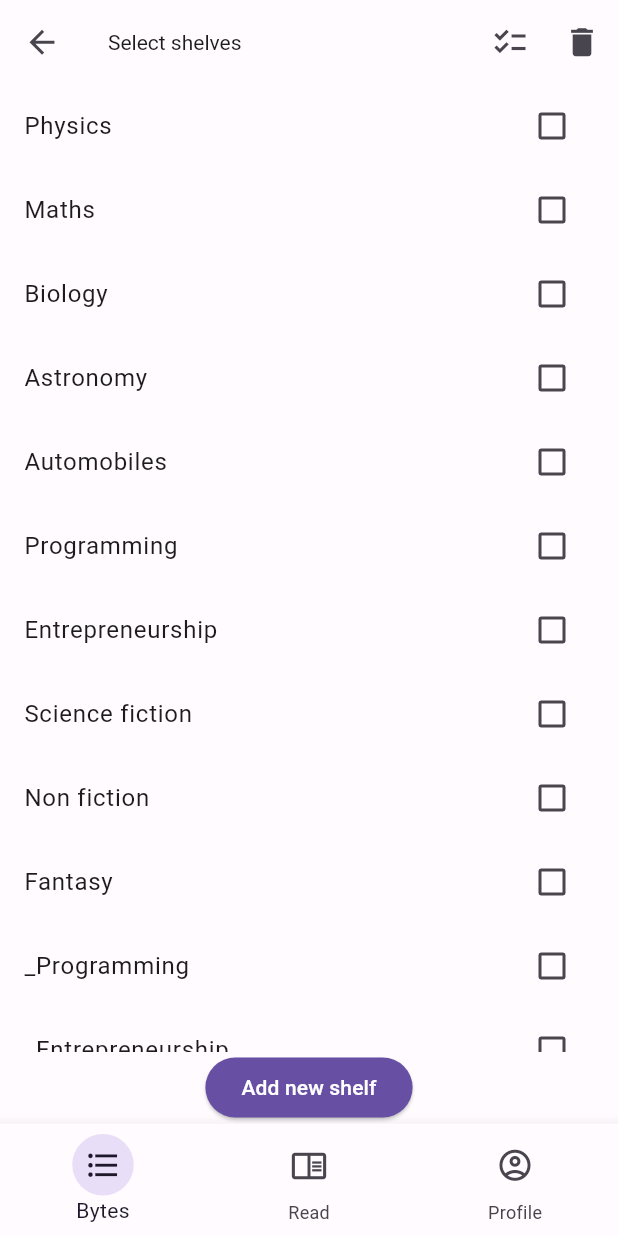
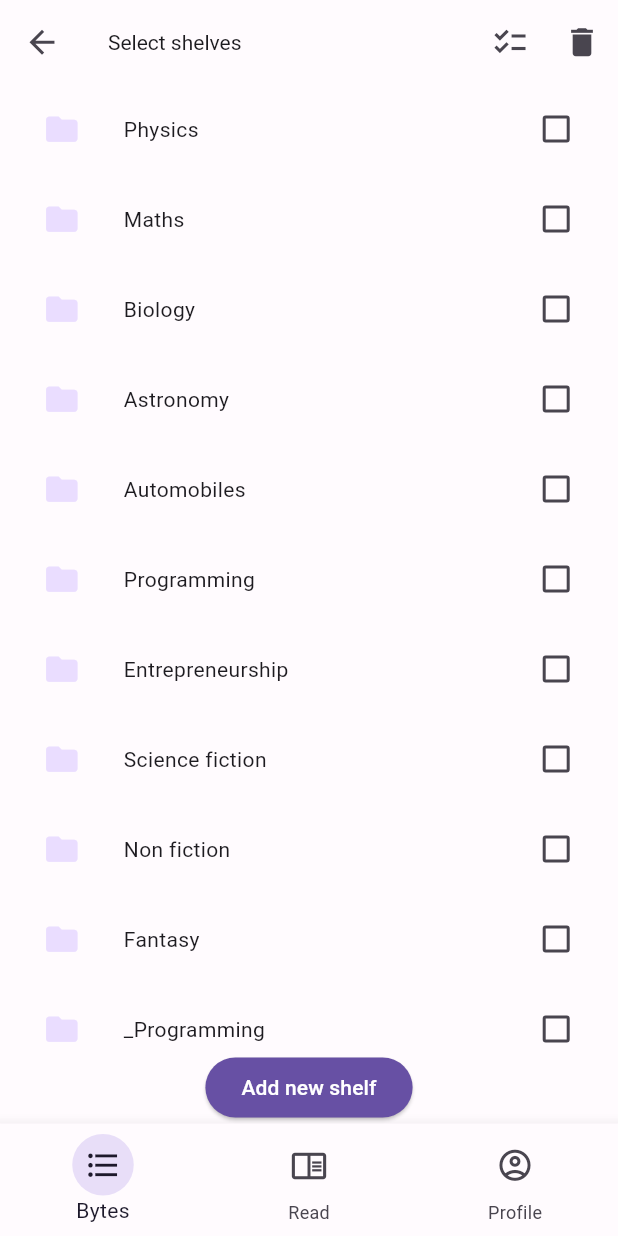
Before and after one commit to elonrameshmusk/book_bytes, a Flutter app: the screen it shows after launch, after a tap on the "check box" icon, on a phone screen of 412 x 824 dp. Run offline on Flutter 3.47's test engine with Material 2 defaults, Android fonts, the phone set to English and light mode, and no system bars; network calls fail.

Commit message:
checkbox  functionalilty

```diff
--- a/lib/views/components/shelves_widget.dart
+++ b/lib/views/components/shelves_widget.dart
@@ -44,6 +44,28 @@ class _ShelvesWidgetState extends State<ShelvesWidget> {
   void dispose() {
     _dialogTextFieldController.dispose();
     super.dispose();
+  }
+
+
+
+  Widget variableWidget(int index) {
+    if (item_select_mode) {
+      return Checkbox(
+          checkColor: Colors.white,
+          activeColor: colors['primary'],
+          value: _shelves.values.elementAt(index),
+          onChanged: (bool? value) {
+            setState(() {
+              _shelves[_shelves.keys.elementAt(index)] =
+                  !_shelves.values.elementAt(index);
+            });
+          });
+    } else {
+      return Icon(
+        Icons.more_vert,
+        color: colors['outline'],
+      );
+    }
   }
 
   @override
@@ -101,26 +123,12 @@ class _ShelvesWidgetState extends State<ShelvesWidget> {
                 child: ListView.builder(
                     itemCount: 15,
                     itemBuilder: (BuildContext context, int index) {
-                      if (item_select_mode) {
-                        return CheckboxListTile(
-                          title: Text(_shelves.keys.elementAt(index)),
-                          value: _shelves[_shelves.keys.elementAt(index)],
-                          activeColor: Colors.pink,
-                          checkColor: Colors.white,
-                          onChanged: (bool? value) {
-                            setState(() {
-                              _shelves[_shelves.keys.elementAt(index)] = value!;
-                            });
-                          },
-                        );
-                      } else {
                       return GestureDetector(
                         onTap: () {
                           Navigator.push(
                             context,
                             MaterialPageRoute(
-                                  builder: (context) =>
-                                      const ShelfBooksWidget()),
+                                builder: (context) => const ShelfBooksWidget()),
                           );
                         },
                         child: SizedBox(
@@ -129,10 +137,8 @@ class _ShelvesWidgetState extends State<ShelvesWidget> {
                           child: Row(
                             children: [
                               SizedBox(
-                                  width:
-                                      MediaQuery.of(context).size.width * 0.20,
-                                  height:
-                                      MediaQuery.of(context).size.height * 1,
+                                width: MediaQuery.of(context).size.width * 0.20,
+                                height: MediaQuery.of(context).size.height * 1,
                                 child: Center(
                                     child: Icon(
                                   Icons.folder,
@@ -140,13 +146,12 @@ class _ShelvesWidgetState extends State<ShelvesWidget> {
                                 )),
                               ),
                               SizedBox(
-                                    width: MediaQuery.of(context).size.width *
-                                        0.60,
+                                  width:
+                                      MediaQuery.of(context).size.width * 0.60,
                                   height:
                                       MediaQuery.of(context).size.height * 1,
                                   child: Column(
-                                      mainAxisAlignment:
-                                          MainAxisAlignment.center,
+                                    mainAxisAlignment: MainAxisAlignment.center,
                                     crossAxisAlignment:
                                         CrossAxisAlignment.start,
                                     children: [
@@ -156,21 +161,16 @@ class _ShelvesWidgetState extends State<ShelvesWidget> {
                                     ],
                                   )),
                               SizedBox(
-                                  width:
-                                      MediaQuery.of(context).size.width * 0.20,
-                                  height:
-                                      MediaQuery.of(context).size.height * 1,
+                                width: MediaQuery.of(context).size.width * 0.20,
+                                height: MediaQuery.of(context).size.height * 1,
                                 child: Center(
-                                      child: Icon(
-                                    Icons.more_vert,
-                                    color: colors['outline'],
-                                  )),
+                                  child: variableWidget(index),
+                                ),
                               ),
                             ],
                           ),
                         ),
                       );
-                      }
                     }),
               ),
               Align(
@@ -178,8 +178,7 @@ class _ShelvesWidgetState extends State<ShelvesWidget> {
                 child: ElevatedButton(
                   style: ElevatedButton.styleFrom(
                       backgroundColor: colors['primary'],
-                    foregroundColor: colors['on_primary']
-                  ),
+                      foregroundColor: colors['on_primary']),
                   child: const Text('Add new shelf'),
                   onPressed: () => showDialog<String>(
                     context: context,
@@ -194,8 +193,8 @@ class _ShelvesWidgetState extends State<ShelvesWidget> {
                           hintText: 'New shelf',
                           contentPadding: const EdgeInsets.all(8),
                           focusedBorder: OutlineInputBorder(
-                            borderSide:
-                            BorderSide(color: colors['primary']!, width: 2.0),
+                            borderSide: BorderSide(
+                                color: colors['primary']!, width: 2.0),
                           ),
                           border: const OutlineInputBorder(),
                         ),
@@ -225,7 +224,6 @@ class _ShelvesWidgetState extends State<ShelvesWidget> {
               )
             ],
           )),
-
     );
   }
 }
```
Also changed, not shown: lib/views/components/add_book_widget.dart (+30 -2 lines), lib/views/components/shelf_books_widget.dart (+89 -33 lines), 1 other file. Lines whose indentation alone changed are shown as unchanged.
